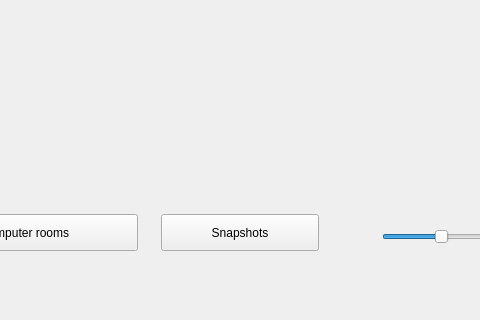
This is master/forms/MainWindow.ui in veyon/veyon as Qt 5 draws it before an edit; both pictures show x 109 to 589 and y 373 to 693 of the 990 by 693 pixel window. The edited form follows.
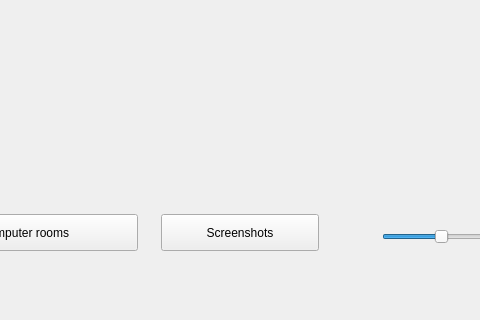
This is the edited form. Icons and pictures are not drawn. Custom widgets are drawn as their Qt base class.

Commit message: Rename "snapshots" to "screenshots" for consistent wording

```diff
--- a/master/forms/MainWindow.ui
+++ b/master/forms/MainWindow.ui
@@ -113,7 +113,7 @@
         </rect>
        </property>
        <property name="text">
-        <string>Snapshots</string>
+        <string>Screenshots</string>
        </property>
        <property name="icon">
         <iconset resource="../../plugins/screenshot/screenshot.qrc">
```
Left out of the diff: 2 changed lines with no effect on the pictures. The commit also changes 19 other files.
